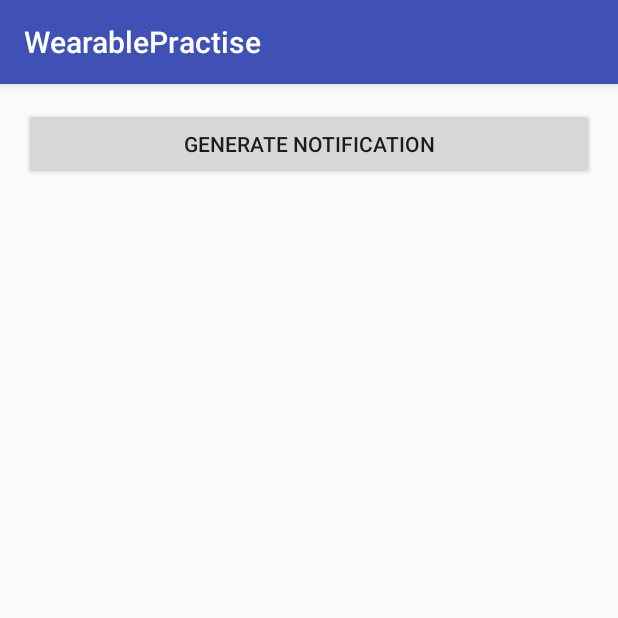
After one commit to IAndroidTutorials/AndroidWearables, an Android app: the NotificationActivity screen opened directly, with no data from a screen before it, on a phone screen of 412 x 824 dp, the top half of it. The commit adds this screen. Run offline under Robolectric (Android 15) with nearby library versions, the phone set to English and light mode, and no system bars.

Commit message:
created notification activity

```diff
--- a/mobile/src/main/AndroidManifest.xml
+++ b/mobile/src/main/AndroidManifest.xml
@@ -19,6 +19,8 @@
     </activity>
     <activity android:name=".activities.SettingActivity">
     </activity>
+    <activity android:name=".activities.NotificationActivity">
+    </activity>
   </application>
 
 </manifest>
--- a/mobile/src/main/java/com/prateekj/android/activities/MainActivity.java
+++ b/mobile/src/main/java/com/prateekj/android/activities/MainActivity.java
@@ -34,6 +34,11 @@ public class MainActivity extends AppCompatActivity {
     MenuItem settingMenu = menu.findItem(R.id.settings);
     settingMenu.setOnMenuItemClickListener(settingsMenuListener());
     return super.onCreateOptionsMenu(menu);
+  }
+
+  public void notifications(View view) {
+    Intent intent = new Intent(this, NotificationActivity.class);
+    startActivity(intent);
   }
 
   public void fetchPosts(View view) {
--- /dev/null
+++ b/mobile/src/main/java/com/prateekj/android/activities/NotificationActivity.java
@@ -0,0 +1,34 @@
+package com.prateekj.android.activities;
+
+import android.app.PendingIntent;
+import android.content.Intent;
+import android.os.Bundle;
+import android.support.v4.app.NotificationCompat;
+import android.support.v4.app.NotificationManagerCompat;
+import android.support.v7.app.AppCompatActivity;
+import android.view.View;
+
+import com.prateekj.android.R;
+
+import static android.app.PendingIntent.FLAG_UPDATE_CURRENT;
+import static android.net.Uri.parse;
+
+public class NotificationActivity extends AppCompatActivity {
+
+  @Override
+  protected void onCreate(Bundle savedInstanceState) {
+    super.onCreate(savedInstanceState);
+    setContentView(R.layout.activity_notification);
+  }
+
+  public void generateNotification(View view) {
+    final int UNIQUE_ID = 1;
+    Intent intent = new Intent(Intent.ACTION_VIEW, parse(getString(R.string.twitter_uri)));
+    NotificationCompat.Builder notificationBuilder = new NotificationCompat.Builder(this)
+        .setSmallIcon(R.drawable.common_google_signin_btn_icon_dark)
+        .setContentTitle("My Notification")
+        .setContentIntent(PendingIntent.getActivity(this, 0, intent, FLAG_UPDATE_CURRENT));
+    NotificationManagerCompat mNotificationManager = NotificationManagerCompat.from(getApplicationContext());
+    mNotificationManager.notify(UNIQUE_ID, notificationBuilder.build());
+  }
+}
--- a/mobile/src/main/res/layout/activity_main.xml
+++ b/mobile/src/main/res/layout/activity_main.xml
@@ -17,6 +17,12 @@
         android:text="Hello World!"/>
     <Button
         android:layout_width="match_parent"
+        android:id="@+id/notification"
+        android:onClick="notifications"
+        android:text="@string/notifications"
+        android:layout_height="wrap_content"/>
+    <Button
+        android:layout_width="match_parent"
         android:id="@+id/click_me"
         android:onClick="fetchPosts"
         android:text="@string/fetch_posts"
--- /dev/null
+++ b/mobile/src/main/res/layout/activity_notification.xml
@@ -0,0 +1,20 @@
+<?xml version="1.0" encoding="utf-8"?>
+<RelativeLayout
+    xmlns:android="http://schemas.android.com/apk/res/android"
+    xmlns:tools="http://schemas.android.com/tools"
+    android:layout_width="match_parent"
+    android:layout_height="match_parent"
+    android:paddingBottom="@dimen/activity_vertical_margin"
+    android:paddingLeft="@dimen/activity_horizontal_margin"
+    android:paddingRight="@dimen/activity_horizontal_margin"
+    android:paddingTop="@dimen/activity_vertical_margin"
+    tools:context="com.prateekj.android.activities.NotificationActivity">
+
+    <Button
+        android:layout_width="match_parent"
+        android:id="@+id/generate_notifications"
+        android:onClick="generateNotification"
+        android:text="@string/generate_notifications"
+        android:layout_height="wrap_content"/>
+
+</RelativeLayout>
--- a/mobile/src/main/res/values/strings.xml
+++ b/mobile/src/main/res/values/strings.xml
@@ -1,8 +1,11 @@
 <resources>
   <string name="app_name">WearablePractise</string>
   <string name="fetch_posts">Fetch Posts</string>
+  <string name="notifications">Notifications</string>
+  <string name="generate_notifications">Generate Notification</string>
   <string name="settings">Settings</string>
   <string name="setting_description">System Settings</string>
   <string name="server_ip">Server IP</string>
   <string name="set_ip">Set IP</string>
+  <string name="twitter_uri">http://mobile.twitter.com</string>
 </resources>
```
Also changed, not shown: 1 other file.
